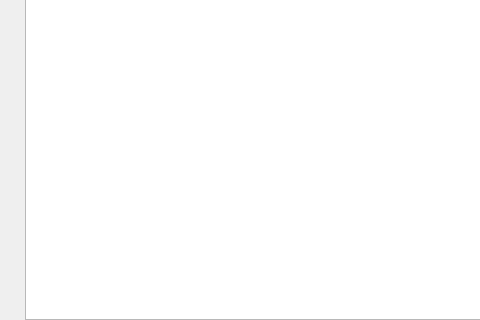
Qt form src/util/sate/src/outputwidget.ui (SafirSDK/safir-sdk-core) before a commit; both pictures show x 0 to 480 and y 210 to 530 of the 1210 by 530 pixel window.
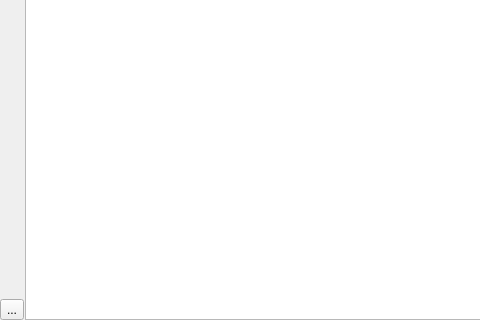
The same form after that commit. Icons and pictures are not drawn.

Commit message: Added clear button to OutputWidget. Icon will be added.

Diff of the .ui file:
```diff
--- a/src/util/sate/src/outputwidget.ui
+++ b/src/util/sate/src/outputwidget.ui
@@ -172,6 +172,16 @@
        </property>
       </spacer>
      </item>
+     <item>
+      <widget class="QToolButton" name="clearToolButton">
+       <property name="toolTip">
+        <string>Clear all output.</string>
+       </property>
+       <property name="text">
+        <string>...</string>
+       </property>
+      </widget>
+     </item>
     </layout>
    </item>
    <item>
```
Left out of the diff: 2 changed lines with no effect on the pictures. The commit also changes 2 other files.
